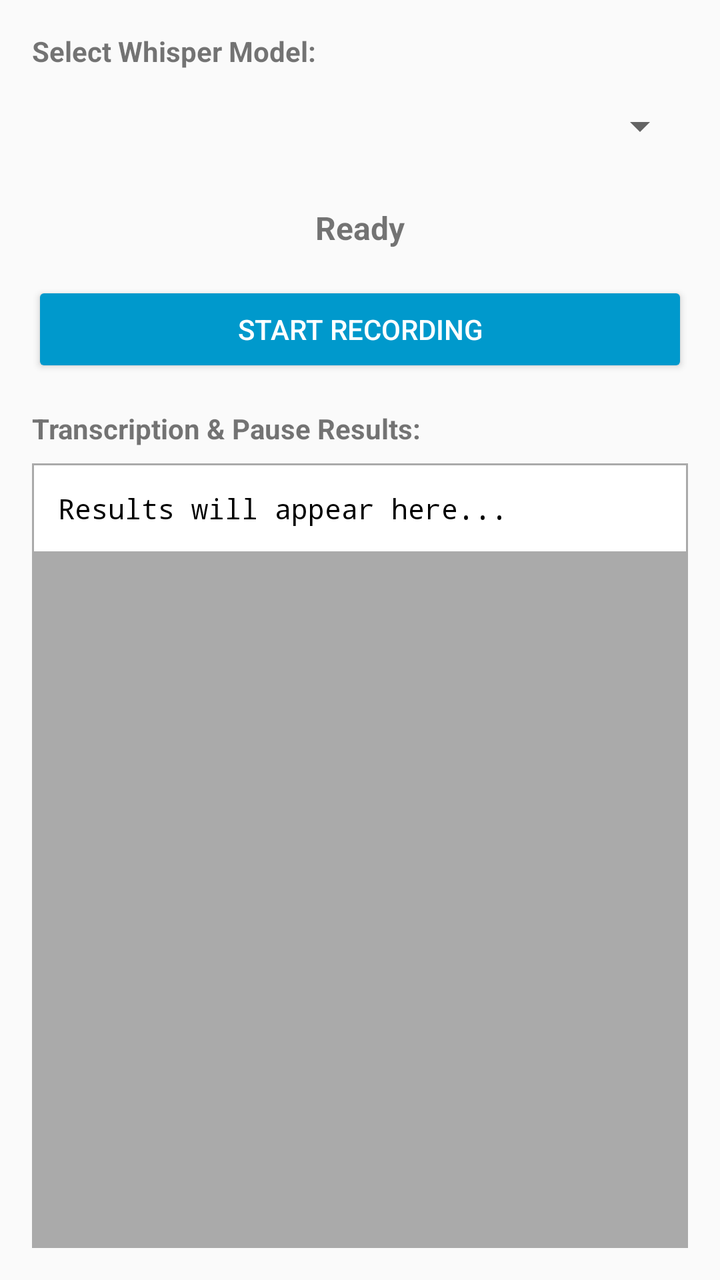
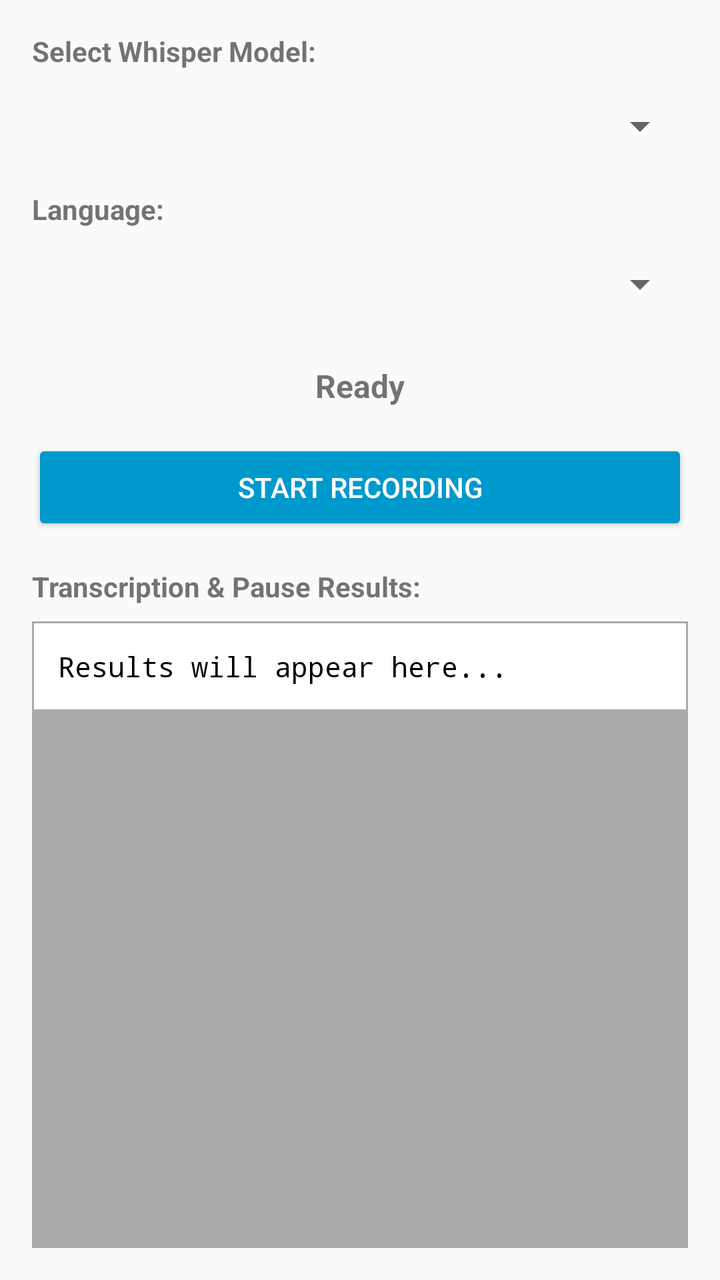

Before-and-after screenshots of an Android layout around one commit, followed by the original layout XML and the change that was made.
<!-- AndroidManifest.xml: application theme Theme.AppCompat.Light.DarkActionBar -->
<!-- res/layout/activity_main.xml -->
<?xml version="1.0" encoding="utf-8"?>
<LinearLayout xmlns:android="http://schemas.android.com/apk/res/android"
    android:layout_width="match_parent"
    android:layout_height="match_parent"
    android:orientation="vertical"
    android:fitsSystemWindows="true"
    android:padding="16dp">

    <TextView
        android:layout_width="match_parent"
        android:layout_height="wrap_content"
        android:text="@string/label_select_model"
        android:textSize="14sp"
        android:textStyle="bold" />

    <Spinner
        android:id="@+id/spinnerModel"
        android:layout_width="match_parent"
        android:layout_height="wrap_content"
        android:layout_marginTop="4dp"
        android:minHeight="48dp" />

    <Button
        android:id="@+id/btnDownloadModel"
        android:layout_width="match_parent"
        android:layout_height="wrap_content"
        android:layout_marginTop="8dp"
        android:text="@string/download_model"
        android:visibility="gone"
        android:backgroundTint="@android:color/holo_green_dark"
        android:textColor="@android:color/white" />

    <ProgressBar
        android:id="@+id/pbDownload"
        style="?android:attr/progressBarStyleHorizontal"
        android:layout_width="match_parent"
        android:layout_height="wrap_content"
        android:layout_marginTop="8dp"
        android:visibility="gone" />

    <TextView
        android:id="@+id/tvDownloadProgress"
        android:layout_width="match_parent"
        android:layout_height="wrap_content"
        android:layout_marginTop="4dp"
        android:gravity="center"
        android:textSize="12sp"
        android:visibility="gone" />

    <TextView
        android:id="@+id/tvStatus"
        android:layout_width="match_parent"
        android:layout_height="wrap_content"
        android:layout_marginTop="12dp"
        android:text="@string/status_ready"
        android:textSize="16sp"
        android:textStyle="bold"
        android:gravity="center"
        android:padding="4dp" />

    <Button
        android:id="@+id/btnRecord"
        android:layout_width="match_parent"
        android:layout_height="wrap_content"
        android:layout_marginTop="12dp"
        android:text="@string/start_recording"
        android:backgroundTint="@android:color/holo_blue_dark"
        android:textColor="@android:color/white" />

    <TextView
        android:layout_width="match_parent"
        android:layout_height="wrap_content"
        android:layout_marginTop="16dp"
        android:text="Transcription &amp; Pause Results:"
        android:textSize="14sp"
        android:textStyle="bold" />

    <ScrollView
        android:layout_width="match_parent"
        android:layout_height="0dp"
        android:layout_weight="1"
        android:layout_marginTop="8dp"
        android:background="@android:color/darker_gray"
        android:padding="1dp">

        <TextView
            android:id="@+id/tvResults"
            android:layout_width="match_parent"
            android:layout_height="wrap_content"
            android:background="@android:color/white"
            android:padding="12dp"
            android:text="Results will appear here..."
            android:textColor="@android:color/black"
            android:textSize="14sp"
            android:fontFamily="monospace" />
    </ScrollView>

</LinearLayout>
<!-- resources referenced by this layout -->
<resources>
  <string name="download_model">Download Model</string>
  <string name="label_select_model">Select Whisper Model:</string>
  <string name="start_recording">Start Recording</string>
  <string name="status_ready">Ready</string>
</resources>

<!-- the commit's change to res/layout/activity_main.xml (unified diff, before → after) -->
@@ -19,6 +19,31 @@
         android:layout_height="wrap_content"
         android:layout_marginTop="4dp"
         android:minHeight="48dp" />
+
+    <TextView
+        android:layout_width="match_parent"
+        android:layout_height="wrap_content"
+        android:layout_marginTop="8dp"
+        android:text="@string/label_select_language"
+        android:textSize="14sp"
+        android:textStyle="bold" />
+
+    <Spinner
+        android:id="@+id/spinnerLanguage"
+        android:layout_width="match_parent"
+        android:layout_height="wrap_content"
+        android:layout_marginTop="4dp"
+        android:minHeight="48dp" />
+
+    <TextView
+        android:id="@+id/tvDetectedLanguage"
+        android:layout_width="match_parent"
+        android:layout_height="wrap_content"
+        android:layout_marginTop="4dp"
+        android:textSize="13sp"
+        android:textStyle="italic"
+        android:textColor="@android:color/holo_blue_dark"
+        android:visibility="gone" />
 
     <Button
         android:id="@+id/btnDownloadModel"
<!-- resource entries referenced after the edit -->
@@ -1,6 +1,7 @@
 <!-- resources referenced by this layout -->
 <resources>
   <string name="download_model">Download Model</string>
+  <string name="label_select_language">Language:</string>
   <string name="label_select_model">Select Whisper Model:</string>
   <string name="start_recording">Start Recording</string>
   <string name="status_ready">Ready</string>
